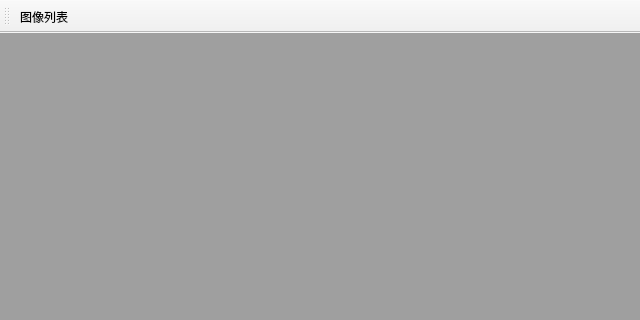
Above: Simulation2.ui from MoniWong/simulation before the change; both pictures show x 0 to 640 and y 0 to 320 of the 640 by 480 pixel window. Below: the same form after it.
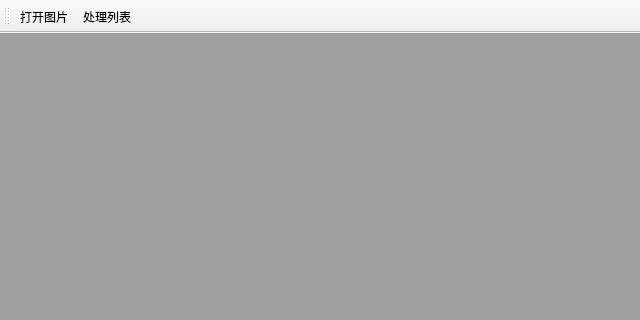
That is the form after the change. Icons and pictures are not drawn.

Diff of the .ui file:
```diff
--- a/Simulation2.ui
+++ b/Simulation2.ui
@@ -2,6 +2,14 @@
 <ui version="4.0">
  <class>SimulationClass</class>
  <widget class="QMainWindow" name="SimulationClass">
+  <property name="geometry">
+   <rect>
+    <x>0</x>
+    <y>0</y>
+    <width>640</width>
+    <height>480</height>
+   </rect>
+  </property>
   <property name="minimumSize">
    <size>
     <width>640</width>
@@ -74,13 +82,19 @@
     <bool>false</bool>
    </attribute>
    <addaction name="open_Pic"/>
+   <addaction name="open_List"/>
   </widget>
   <action name="open_Pic">
+   <property name="text">
+    <string>打开图片</string>
+   </property>
+  </action>
+  <action name="open_List">
    <property name="checkable">
     <bool>true</bool>
    </property>
    <property name="text">
-    <string>图像列表</string>
+    <string>处理列表</string>
    </property>
   </action>
  </widget>
```
